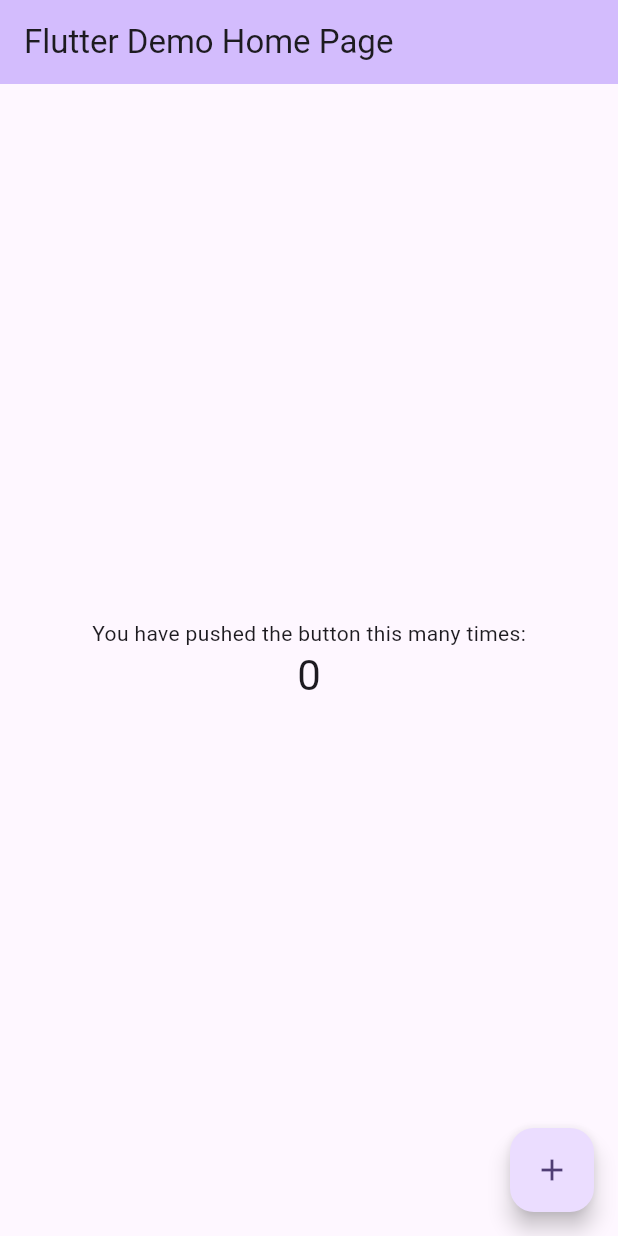
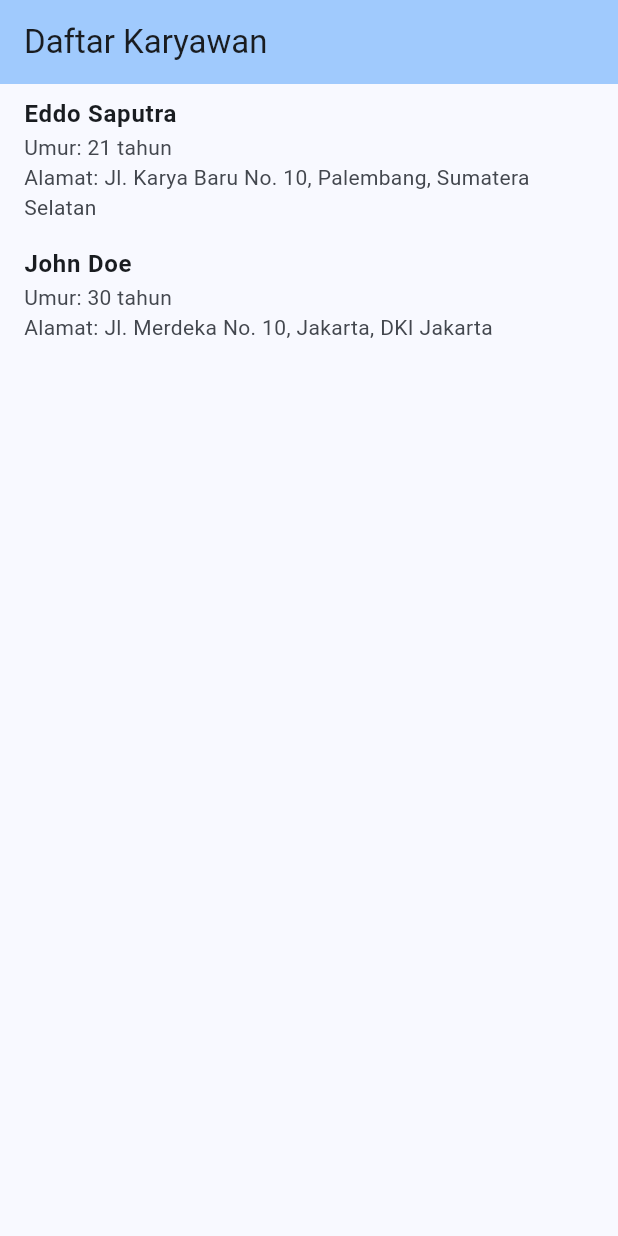
Before and after one commit to AlexKel3k/project-latihan-pab2-eddosaputra, a Flutter app: the screen it shows after launch, on a phone screen of 412 x 824 dp. Run offline on Flutter 3.47's test engine with Material 3 defaults, Android fonts, the phone set to English and light mode, and no system bars.

Commit message:
belajar menampilkan data json

```diff
--- a/daftar_karyawan/assets/karyawan.json
+++ b/daftar_karyawan/assets/karyawan.json
@@ -0,0 +1,29 @@
+[
+    {
+    "nama": "Eddo Saputra",
+    "umur": 21,
+    "alamat": {
+      "jalan": "Jl. Karya Baru No. 10",
+      "kota": "Palembang",
+      "provinsi": "Sumatera Selatan"
+    },
+    "hobi": [
+      "Membaca",
+      "Bersepeda"
+    ]
+  },
+  {
+    "nama": "John Doe",
+    "umur": 30,
+    "alamat": {
+      "jalan": "Jl. Merdeka No. 10",
+      "kota": "Jakarta",
+      "provinsi": "DKI Jakarta"
+    },
+    "hobi": [
+      "Menulis",
+      "Makan"
+    ]
+  }
+
+  ]
--- a/daftar_karyawan/lib/main.dart
+++ b/daftar_karyawan/lib/main.dart
@@ -1,125 +1,75 @@
+import 'dart:convert';
+
+import 'package:daftar_karyawan/models/karyawan.dart';
 import 'package:flutter/material.dart';
+import 'package:flutter/services.dart';
 
 void main() {
   runApp(const MyApp());
 }
-
 class MyApp extends StatelessWidget {
   const MyApp({super.key});
 
-  // This widget is the root of your application.
   @override
   Widget build(BuildContext context) {
     return MaterialApp(
-      title: 'Flutter Demo',
+      debugShowCheckedModeBanner: false,
       theme: ThemeData(
-        // This is the theme of your application.
-        //
-        // TRY THIS: Try running your application with "flutter run". You'll see
-        // the application has a purple toolbar. Then, without quitting the app,
-        // try changing the seedColor in the colorScheme below to Colors.green
-        // and then invoke "hot reload" (save your changes or press the "hot
-        // reload" button in a Flutter-supported IDE, or press "r" if you used
-        // the command line to start the app).
-        //
-        // Notice that the counter didn't reset back to zero; the application
-        // state is not lost during the reload. To reset the state, use hot
-        // restart instead.
-        //
-        // This works for code too, not just values: Most code changes can be
-        // tested with just a hot reload.
-        colorScheme: ColorScheme.fromSeed(seedColor: Colors.deepPurple),
+        colorScheme: ColorScheme.fromSeed(seedColor: Colors.blue),
         useMaterial3: true,
       ),
-      home: const MyHomePage(title: 'Flutter Demo Home Page'),
-    );
+      home: const MyHomePage(),
+      );
   }
 }
 
-class MyHomePage extends StatefulWidget {
-  const MyHomePage({super.key, required this.title});
-
-  // This widget is the home page of your application. It is stateful, meaning
-  // that it has a State object (defined below) that contains fields that affect
-  // how it looks.
-
-  // This class is the configuration for the state. It holds the values (in this
-  // case the title) provided by the parent (in this case the App widget) and
-  // used by the build method of the State. Fields in a Widget subclass are
-  // always marked "final".
-
-  final String title;
-
-  @override
-  State<MyHomePage> createState() => _MyHomePageState();
-}
-
-class _MyHomePageState extends State<MyHomePage> {
-  int _counter = 0;
-
-  void _incrementCounter() {
-    setState(() {
-      // This call to setState tells the Flutter framework that something has
-      // changed in this State, which causes it to rerun the build method below
-      // so that the display can reflect the updated values. If we changed
-      // _counter without calling setState(), then the build method would not be
-      // called again, and so nothing would appear to happen.
-      _counter++;
-    });
+class MyHomePage extends StatelessWidget {
+  const MyHomePage({super.key});
+  Future<List<Karyawan>> _readJsonData() async {
+    final String response = await rootBundle.loadString('assets/karyawan.json');
+    final List<dynamic> data = json.decode(response);
+    return data.map((json) => Karyawan.fromJson(json)).toList();
   }
 
   @override
   Widget build(BuildContext context) {
-    // This method is rerun every time setState is called, for instance as done
-    // by the _incrementCounter method above.
-    //
-    // The Flutter framework has been optimized to make rerunning build methods
-    // fast, so that you can just rebuild anything that needs updating rather
-    // than having to individually change instances of widgets.
     return Scaffold(
       appBar: AppBar(
-        // TRY THIS: Try changing the color here to a specific color (to
-        // Colors.amber, perhaps?) and trigger a hot reload to see the AppBar
-        // change color while the other colors stay the same.
         backgroundColor: Theme.of(context).colorScheme.inversePrimary,
-        // Here we take the value from the MyHomePage object that was created by
-        // the App.build method, and use it to set our appbar title.
-        title: Text(widget.title),
+        title: const Text('Daftar Karyawan'),
       ),
-      body: Center(
-        // Center is a layout widget. It takes a single child and positions it
-        // in the middle of the parent.
-        child: Column(
-          // Column is also a layout widget. It takes a list of children and
-          // arranges them vertically. By default, it sizes itself to fit its
-          // children horizontally, and tries to be as tall as its parent.
-          //
-          // Column has various properties to control how it sizes itself and
-          // how it positions its children. Here we use mainAxisAlignment to
-          // center the children vertically; the main axis here is the vertical
-          // axis because Columns are vertical (the cross axis would be
-          // horizontal).
-          //
-          // TRY THIS: Invoke "debug painting" (choose the "Toggle Debug Paint"
-          // action in the IDE, or press "p" in the console), to see the
-          // wireframe for each widget.
-          mainAxisAlignment: MainAxisAlignment.center,
-          children: <Widget>[
-            const Text(
-              'You have pushed the button this many times:',
-            ),
-            Text(
-              '$_counter',
-              style: Theme.of(context).textTheme.headlineMedium,
-            ),
-          ],
-        ),
+      body: FutureBuilder<List<Karyawan>>(
+        future: _readJsonData(),
+        builder: (context, snapshot) {
+          if (snapshot.hasData) {
+            return ListView.builder(
+              itemCount: snapshot.data!.length,
+              itemBuilder: (context, index) {
+                return ListTile(
+                  title: Text(
+                    snapshot.data![index].nama,
+                    style: const TextStyle(fontWeight: FontWeight.bold),
+                  ),
+                  subtitle: Column(
+                    crossAxisAlignment: CrossAxisAlignment.start,
+                    children: [
+                      Text('Umur: ${snapshot.data![index].umur} tahun'),
+                      Text('Alamat: ${snapshot.data![index].alamat.jalan}, ${snapshot.data![index].alamat.kota}, ${snapshot.data![index].alamat.provinsi}'),
+                    ],
+                  ),
+                );
+              },
+            );
+          } else if (snapshot.hasError) {
+            return Center(
+              child: Text('${snapshot.error}'),
+            );
+          }
+          return const Center(
+            child: CircularProgressIndicator(),
+          );
+        },
       ),
-      floatingActionButton: FloatingActionButton(
-        onPressed: _incrementCounter,
-        tooltip: 'Increment',
-        child: const Icon(Icons.add),
-      ), // This trailing comma makes auto-formatting nicer for build methods.
     );
   }
 }
--- a/daftar_karyawan/lib/models/karyawan.dart
+++ b/daftar_karyawan/lib/models/karyawan.dart
@@ -0,0 +1,37 @@
+class Karyawan {
+  final String nama;
+  final int umur;
+  final Alamat alamat;
+  final List<String> hobi;
+
+  Karyawan({
+    required this.nama,
+    required this.umur,
+    required this.alamat,
+    required this.hobi,
+  });
+
+  factory Karyawan.fromJson(Map<String, dynamic> json) {
+    return Karyawan(
+        nama: json['nama'],
+        umur: json['umur'],
+        alamat: Alamat.fromJson(json['alamat']),
+        hobi: List<String>.from(json['hobi']));
+  }
+}
+
+class Alamat {
+  final String jalan;
+  final String kota;
+  final String provinsi;
+
+  Alamat({required this.jalan, required this.kota, required this.provinsi});
+
+  factory Alamat.fromJson(Map<String, dynamic> json) {
+    return Alamat(
+      jalan: json['jalan'],
+      kota: json['kota'],
+      provinsi: json['provinsi'],
+    );
+  }
+}
--- a/daftar_karyawan/pubspec.yaml
+++ b/daftar_karyawan/pubspec.yaml
@@ -59,7 +59,8 @@ flutter:
   uses-material-design: true
 
   # To add assets to your application, add an assets section, like this:
-  # assets:
+  assets:
+      - assets/karyawan.json
   #   - images/a_dot_burr.jpeg
   #   - images/a_dot_ham.jpeg
 
```
